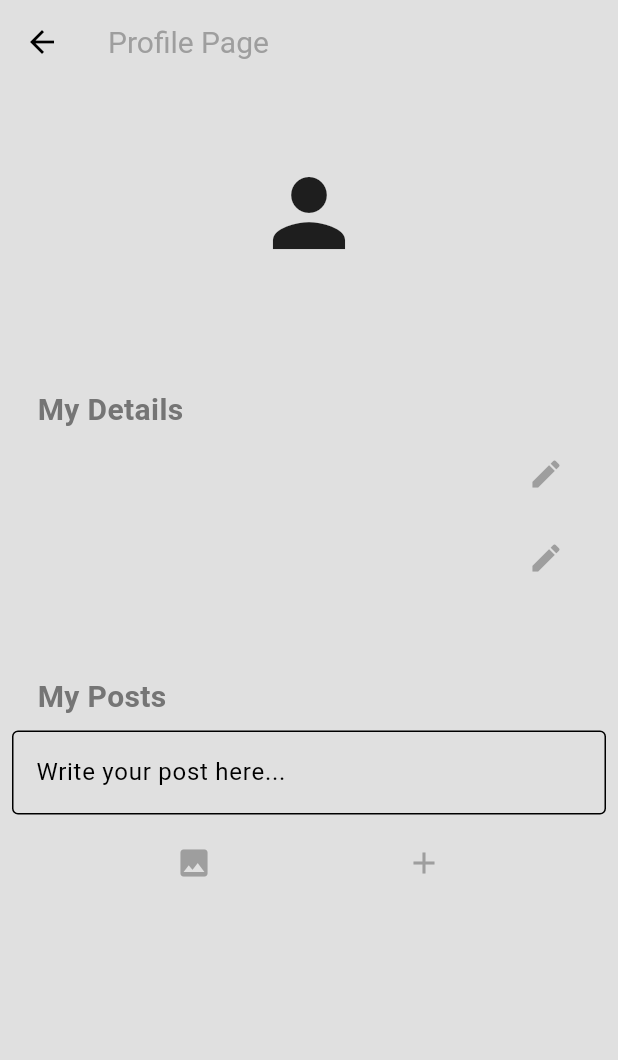
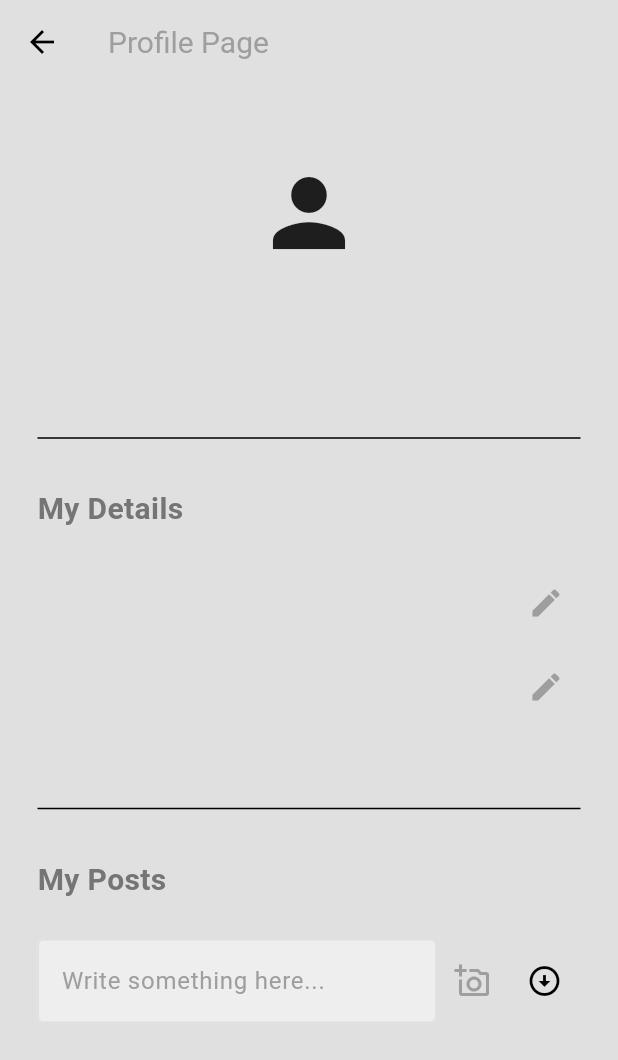
Before and after one commit to EslamMahmood/UnityLoop_App, a Flutter app: the ProfilePage screen opened directly, on a phone screen of 412 x 824 dp. Shown: the top 1060 px of the screen. Run offline on Flutter 3.47's test engine with Material 3 defaults, Android fonts, the phone set to English and light mode, and no system bars; our stand-ins replace cloud_firestore, firebase_auth, firebase_core, firebase_storage, image_picker; accounts and stored records are empty.

Commit message:
second commit

```diff
--- a/lib/components/comment.dart
+++ b/lib/components/comment.dart
@@ -18,6 +18,7 @@ class Comment extends StatelessWidget {
 
   @override
   Widget build(BuildContext context) {
+    final screenWidth = MediaQuery.of(context).size.width;
     return Container(
       decoration: BoxDecoration(
         color: Theme.of(context).colorScheme.surface,
@@ -55,15 +56,17 @@ class Comment extends StatelessWidget {
             ],
           ),
 
-          Padding(
-            padding: const EdgeInsets.only(left: 570),
-            child: IconButton(
-              icon: Icon(CupertinoIcons.delete_solid,color: Colors.grey[400],),
-              onPressed: onDelete,
-            ),
-
+         Padding(
+          padding: EdgeInsets.only(left: screenWidth*0.05), // Adjust the multiplier as needed
+          child: IconButton(
+            icon: Icon(CupertinoIcons.delete_solid, color: Colors.grey[400]),
+            onPressed: onDelete,
           ),
-          IconButton(onPressed: onEdit, icon: Icon(Icons.settings_outlined,color: Colors.grey[400],)),
+        ),
+        IconButton(
+          onPressed: onEdit,
+          icon: Icon(Icons.settings_outlined, color: Colors.grey[400]),
+        ),
         ],
       ),
     );
--- a/lib/pages/profile_page.dart
+++ b/lib/pages/profile_page.dart
@@ -4,6 +4,8 @@ import 'package:firebase_storage/firebase_storage.dart';
 import 'package:flutter/material.dart';
 import 'package:image_picker/image_picker.dart';
 import 'dart:io';
+
+import '../components/text_field.dart';
 
 class ProfilePage extends StatefulWidget {
   const ProfilePage({Key? key}) : super(key: key);
@@ -163,6 +165,7 @@ class _ProfilePageState extends State<ProfilePage> {
                 const SizedBox(
                   height: 50,
                 ),
+                Padding(padding: EdgeInsets.all(25.0),child: Divider(),),
                 Padding(
                   padding: const EdgeInsets.only(left: 25.0),
                   child: Text(
@@ -173,6 +176,7 @@ class _ProfilePageState extends State<ProfilePage> {
                         fontWeight: FontWeight.bold),
                   ),
                 ),
+                const SizedBox(height: 20,),
                 MyTextBox(
                   text: userData['username'],
                   sectionName: 'username',
@@ -184,8 +188,9 @@ class _ProfilePageState extends State<ProfilePage> {
                   onPressed: () => editField('bio'),
                 ),
                 const SizedBox(
-                  height: 50,
+                  height: 20,
                 ),
+                Padding(padding: EdgeInsets.all(25.0),child: Divider(),),
                 Padding(
                   padding: const EdgeInsets.only(left: 25.0),
                   child: Text(
@@ -202,31 +207,37 @@ class _ProfilePageState extends State<ProfilePage> {
                     _image != null
                         ? Image.file(_image!, width: 100, height: 100)
                         : SizedBox(),
+                    //post message
           Padding(
-                      padding: const EdgeInsets.all(8.0),
-                      child: TextField(
+            padding: const EdgeInsets.all(25.0),
+            child: Row(
+              children: [
+//textfield
+                Expanded(
+                  child: MyTextField(
                     controller: _postController,
-                        decoration: InputDecoration(
-                          hintText: 'Write your post here...',
-                          border: OutlineInputBorder(),
+                    hintText: 'Write something here...',
+                    obscureText: false,
                   ),
                 ),
-                    ),
+//post button
                 Row(
                       mainAxisAlignment: MainAxisAlignment.spaceEvenly,
                       children: [
                         IconButton(
                           onPressed: _getImage,
-                          icon: Icon(Icons.image),
+                          icon: Icon(Icons.add_a_photo_outlined),
                           color: Colors.grey,
-                        ),
-                        IconButton(
+                        ),IconButton(
                   onPressed: _post,
-                          icon: Icon(Icons.add),
-                          color: Colors.grey,
+                  icon: const Icon(Icons.arrow_circle_down),
                 ),
               ],
             ),
+              ],
+            ),
+          ),
+
                     SizedBox(height: 20),
                     StreamBuilder<QuerySnapshot>(
                       stream: postsCollection
--- a/pubspec.yaml
+++ b/pubspec.yaml
@@ -46,6 +46,7 @@ dependencies:
   path: ^1.9.0
   sqflite: ^2.3.3+1
   firebase_storage: ^11.7.5
+  responsive_framework: ^1.4.0
 
 dev_dependencies:
   flutter_test:
```
Also changed, not shown: pubspec.lock. Lines whose indentation alone changed are shown as unchanged.
